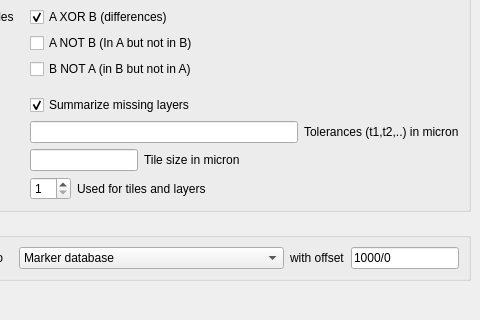
This is src/ext/ext/XORToolDialog.ui in KLayout/klayout as Qt 5 draws it before an edit; both pictures show x 96 to 576 and y 204 to 524 of the 576 by 649 pixel window. The edited form follows.
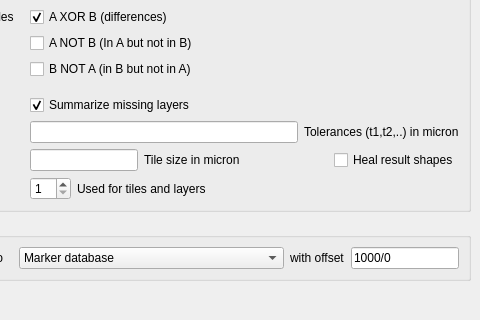
This is the edited form. Custom widgets are drawn as their Qt base class.

Patch:
```diff
--- a/src/ext/ext/XORToolDialog.ui
+++ b/src/ext/ext/XORToolDialog.ui
@@ -322,11 +322,9 @@
           </widget>
          </item>
          <item>
-          <widget class="QLabel" name="label_3" >
-           <property name="sizePolicy" >
-            <sizepolicy>
-             <hsizetype>5</hsizetype>
-             <vsizetype>5</vsizetype>
+          <widget class="QLabel" name="label_3">
+           <property name="sizePolicy">
+            <sizepolicy hsizetype="Preferred" vsizetype="Preferred">
              <horstretch>1</horstretch>
              <verstretch>0</verstretch>
             </sizepolicy>
@@ -336,6 +334,13 @@
            </property>
           </widget>
          </item>
+         <item>
+          <widget class="QCheckBox" name="heal_cb">
+           <property name="text">
+            <string>Heal result shapes</string>
+           </property>
+          </widget>
+         </item>
         </layout>
        </widget>
       </item>
```
Left out of the diff: 421 changed lines with no effect on the pictures.
